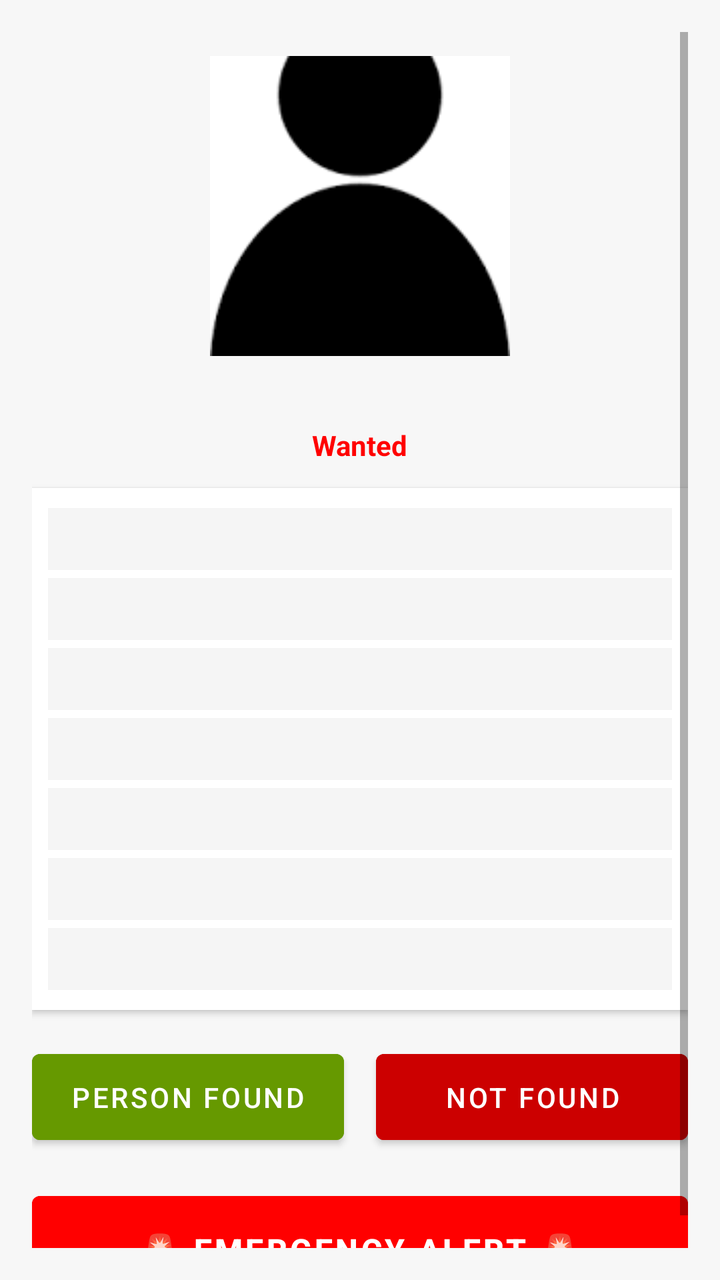
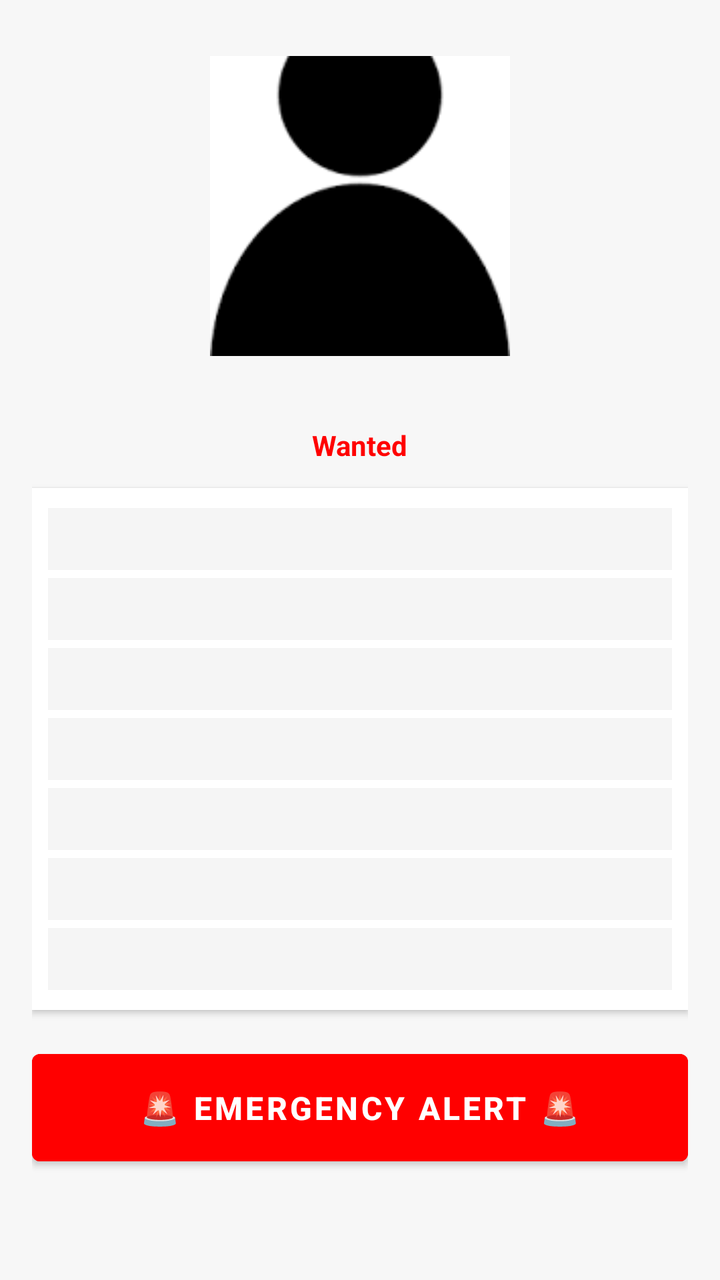

Screens rendered from an Android XML layout before and after an edit, with the pre-edit source and the edit as a unified diff.
<!-- AndroidManifest.xml: application theme Theme.SAPSMostWantedApp -->
<!-- res/layout/fragment_fugitive_detail.xml -->
<?xml version="1.0" encoding="utf-8"?>
<ScrollView xmlns:android="http://schemas.android.com/apk/res/android"
    android:layout_width="match_parent"
    android:layout_height="match_parent"
    android:background="#F7F7F7"
    android:padding="16dp">

    <LinearLayout
        android:orientation="vertical"
        android:gravity="center_horizontal"
        android:layout_width="match_parent"
        android:layout_height="wrap_content">

        <ImageView
            android:id="@+id/ivFugitive"
            android:layout_width="150dp"
            android:layout_height="150dp"
            android:layout_marginTop="12dp"
            android:src="@drawable/ic_person" />

        <TextView
            android:id="@+id/tvName"
            android:layout_width="wrap_content"
            android:layout_height="wrap_content"
            android:textStyle="bold"
            android:textSize="20sp"
            android:layout_marginTop="8dp"
            android:textColor="@color/black"/>

        <TextView
            android:id="@+id/tvWanted"
            android:text="Wanted"
            android:textColor="#FF0000"
            android:textStyle="bold"
            android:layout_marginBottom="12dp"
            android:layout_width="wrap_content"
            android:layout_height="wrap_content"/>

        <LinearLayout
            android:orientation="vertical"
            android:layout_width="match_parent"
            android:layout_height="wrap_content"
            android:padding="8dp"
            android:background="#FFFFFF"
            android:elevation="2dp">

            <TextView android:id="@+id/tvCrime" style="@style/detailRow"/>
            <TextView android:id="@+id/tvCaseNumber" style="@style/detailRow"/>
            <TextView android:id="@+id/tvGender" style="@style/detailRow"/>
            <TextView android:id="@+id/tvHairColor" style="@style/detailRow"/>
            <TextView android:id="@+id/tvStation" style="@style/detailRow"/>
            <TextView android:id="@+id/tvPhone" style="@style/detailRow"/>
            <TextView android:id="@+id/tvEmail" style="@style/detailRow"/>
        </LinearLayout>

        <LinearLayout
            android:orientation="horizontal"
            android:layout_width="match_parent"
            android:layout_height="wrap_content"
            android:layout_marginTop="16dp"
            android:gravity="center">

            <Button
                android:id="@+id/buttonFound"
                android:layout_width="0dp"
                android:layout_height="wrap_content"
                android:layout_weight="1"
                android:text="Person Found"
                android:textSize="14sp"
                android:textColor="@android:color/white"
                android:backgroundTint="@android:color/holo_green_dark"
                android:layout_marginEnd="8dp"
                android:padding="12dp"/>

            <Button
                android:id="@+id/buttonNotFound"
                android:layout_width="0dp"
                android:layout_height="wrap_content"
                android:layout_weight="1"
                android:text="Not Found"
                android:textSize="14sp"
                android:textColor="@android:color/white"
                android:backgroundTint="@android:color/holo_red_dark"
                android:layout_marginStart="8dp"
                android:padding="12dp"/>
        </LinearLayout>

        <Button
            android:id="@+id/buttonEmergency"
            android:layout_width="match_parent"
            android:layout_height="wrap_content"
            android:layout_marginTop="16dp"
            android:text="🚨 EMERGENCY ALERT 🚨"
            android:textSize="16sp"
            android:textStyle="bold"
            android:textColor="@android:color/white"
            android:backgroundTint="#FF0000"
            android:padding="16dp"
            android:elevation="8dp"/>
    </LinearLayout>
</ScrollView>
<!-- resources referenced by this layout -->
<resources>
  <color name="black">#FF000000</color>
  <!-- drawable ic_person: png bitmap (drawable, 1420 bytes) -->
  <style name="detailRow">
          <item name="android:layout_width">match_parent</item>
          <item name="android:layout_height">wrap_content</item>
          <item name="android:padding">6dp</item>
          <item name="android:textSize">14sp</item>
          <item name="android:textColor">#333333</item>
          <item name="android:background">#F5F5F5</item>
          <item name="android:layout_marginTop">2dp</item>
          <item name="android:layout_marginBottom">2dp</item>
      </style>
  <style name="Theme.SAPSMostWantedApp" parent="Theme.MaterialComponents.Light.NoActionBar">
          
          <item name="colorPrimary">@color/purple_500</item>
          <item name="colorPrimaryVariant">@color/purple_700</item>
          <item name="colorOnPrimary">@android:color/white</item>
          <item name="colorSecondary">@color/teal_200</item>
          <item name="android:statusBarColor">?attr/colorPrimaryVariant</item>
      </style>
  <color name="purple_500">#FF6200EE</color>
  <color name="purple_700">#FF3700B3</color>
  <color name="teal_200">#FF03DAC5</color>
</resources>

<!-- the commit's change to res/layout/fragment_fugitive_detail.xml (unified diff, before → after) -->
@@ -53,37 +53,7 @@
             <TextView android:id="@+id/tvEmail" style="@style/detailRow"/>
         </LinearLayout>
 
-        <LinearLayout
-            android:orientation="horizontal"
-            android:layout_width="match_parent"
-            android:layout_height="wrap_content"
-            android:layout_marginTop="16dp"
-            android:gravity="center">
 
-            <Button
-                android:id="@+id/buttonFound"
-                android:layout_width="0dp"
-                android:layout_height="wrap_content"
-                android:layout_weight="1"
-                android:text="Person Found"
-                android:textSize="14sp"
-                android:textColor="@android:color/white"
-                android:backgroundTint="@android:color/holo_green_dark"
-                android:layout_marginEnd="8dp"
-                android:padding="12dp"/>
-
-            <Button
-                android:id="@+id/buttonNotFound"
-                android:layout_width="0dp"
-                android:layout_height="wrap_content"
-                android:layout_weight="1"
-                android:text="Not Found"
-                android:textSize="14sp"
-                android:textColor="@android:color/white"
-                android:backgroundTint="@android:color/holo_red_dark"
-                android:layout_marginStart="8dp"
-                android:padding="12dp"/>
-        </LinearLayout>
 
         <Button
             android:id="@+id/buttonEmergency"
